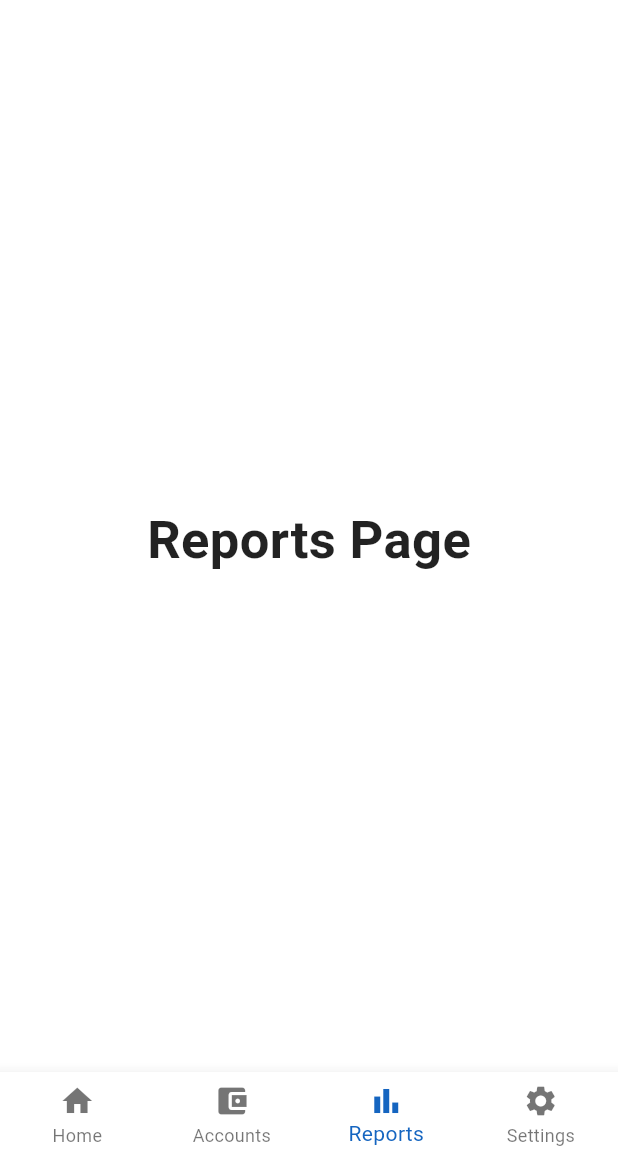
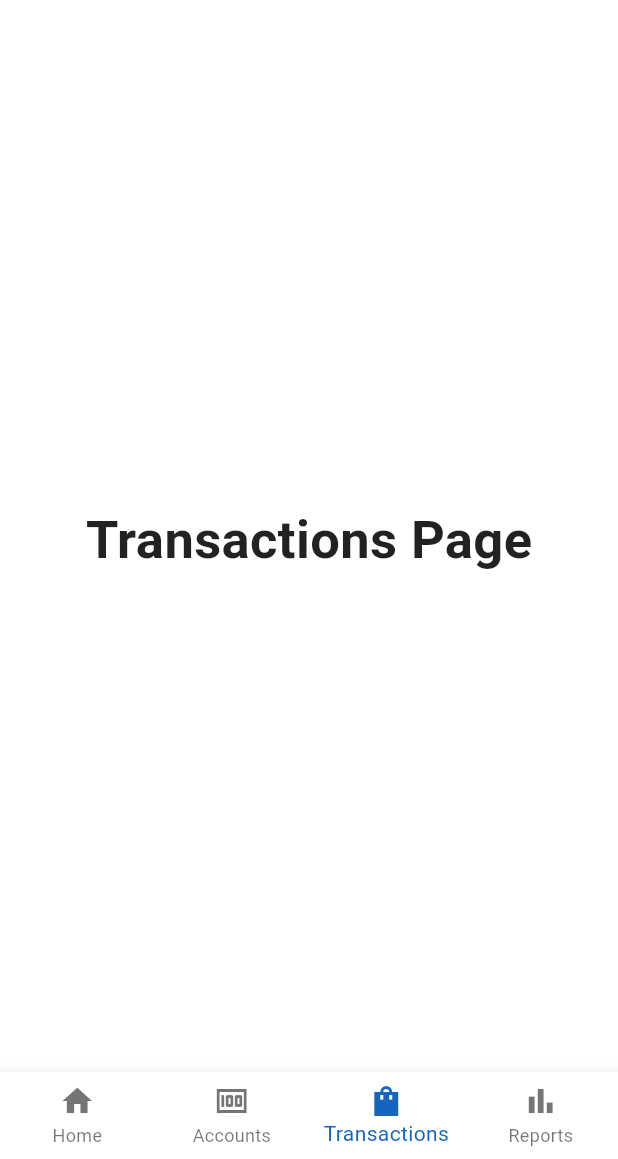
Before and after one commit to darlingson/makobili_flutter_app, a Flutter app: the screen it shows after launch, item 3 of the bottom bar chosen, on a phone screen of 412 x 824 dp, the part 77-1236 px from its top. Run offline on Flutter 3.47's test engine with Material 3 defaults, Android fonts, the phone set to English and light mode, and no system bars; missing offline and left inert: dart:js; Roboto replaces fonts that are missing (Hind).

Commit message:
added the transctions screen

```diff
--- a/lib/main.dart
+++ b/lib/main.dart
@@ -2,7 +2,7 @@ import 'package:flutter/material.dart';
 import 'package:makobili/screens/accounts_screen.dart';
 import 'package:makobili/screens/home_screen.dart';
 import 'package:makobili/screens/reports_screen.dart';
-import 'package:makobili/screens/settings_screen.dart';
+import 'package:makobili/screens/transactions.dart';
 
 void main() {
   runApp(const MyApp());
@@ -76,8 +76,8 @@ class _MyHomePageState extends State<MyHomePage> {
   static List<Widget> _widgetOptions = <Widget>[
     HomeScreen(),
     AccountsScreen(),
+    TransactionsScreen(),
     ReportsScreen(),
-    SettingsScreen(),
   ];
 
   void _onItemTapped(int index) {
@@ -102,16 +102,16 @@ class _MyHomePageState extends State<MyHomePage> {
             label: 'Home',
           ),
           BottomNavigationBarItem(
-            icon: Icon(Icons.account_balance_wallet),
+            icon: Icon(Icons.money),
             label: 'Accounts',
+          ),
+          BottomNavigationBarItem(
+            icon: Icon(Icons.shopping_bag_sharp),
+            label: 'Transactions',
           ),
           BottomNavigationBarItem(
             icon: Icon(Icons.bar_chart),
             label: 'Reports',
-          ),
-          BottomNavigationBarItem(
-            icon: Icon(Icons.settings),
-            label: 'Settings',
           ),
         ],
         currentIndex: _selectedIndex,
--- /dev/null
+++ b/lib/screens/transactions.dart
@@ -0,0 +1,13 @@
+import 'package:flutter/material.dart';
+
+class TransactionsScreen extends StatelessWidget {
+  const TransactionsScreen({Key? key});
+
+  @override
+  Widget build(BuildContext context) {
+    return Center(
+      child: Text('Transactions Page',
+          style: TextStyle(fontSize: 35, fontWeight: FontWeight.bold)),
+    );
+  }
+}
```
